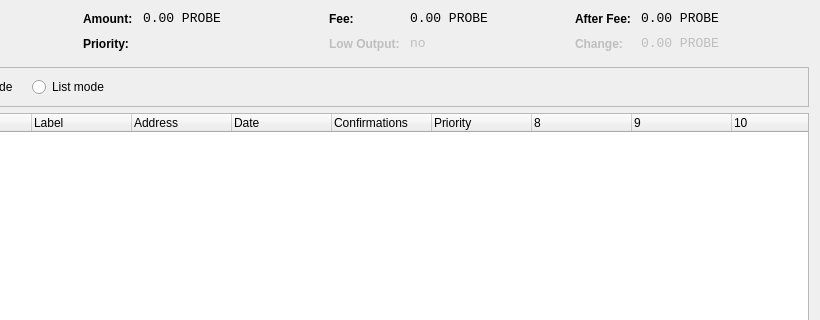
Before: the Qt Designer form src/qt/forms/coincontroldialog.ui in kumacoinproject/kumacoin, drawn with Qt 5; both pictures show x 180 to 1000 and y 0 to 320 of the 1000 by 500 pixel window.
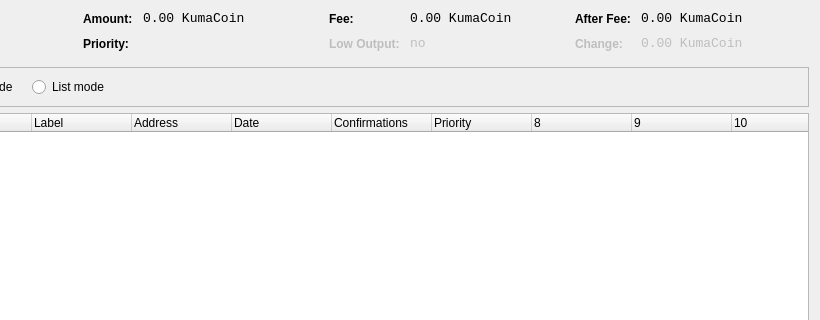
After: the same form once the commit is applied. Custom widgets are drawn as their Qt base class.

Patch:
```diff
--- a/src/qt/forms/coincontroldialog.ui
+++ b/src/qt/forms/coincontroldialog.ui
@@ -141,7 +141,7 @@
           <enum>Qt::ActionsContextMenu</enum>
          </property>
          <property name="text">
-          <string>0.00 PROBE</string>
+          <string>0.00 KumaCoin</string>
          </property>
          <property name="textInteractionFlags">
           <set>Qt::LinksAccessibleByMouse|Qt::TextSelectableByKeyboard|Qt::TextSelectableByMouse</set>
@@ -221,7 +221,7 @@
           <enum>Qt::ActionsContextMenu</enum>
          </property>
          <property name="text">
-          <string>0.00 PROBE</string>
+          <string>0.00 KumaCoin</string>
          </property>
          <property name="textInteractionFlags">
           <set>Qt::LinksAccessibleByMouse|Qt::TextSelectableByKeyboard|Qt::TextSelectableByMouse</set>
@@ -307,7 +307,7 @@
           <enum>Qt::ActionsContextMenu</enum>
          </property>
          <property name="text">
-          <string>0.00 PROBE</string>
+          <string>0.00 KumaCoin</string>
          </property>
          <property name="textInteractionFlags">
           <set>Qt::LinksAccessibleByMouse|Qt::TextSelectableByKeyboard|Qt::TextSelectableByMouse</set>
@@ -345,7 +345,7 @@
           <enum>Qt::ActionsContextMenu</enum>
          </property>
          <property name="text">
-          <string>0.00 PROBE</string>
+          <string>0.00 KumaCoin</string>
          </property>
          <property name="textInteractionFlags">
           <set>Qt::LinksAccessibleByMouse|Qt::TextSelectableByKeyboard|Qt::TextSelectableByMouse</set>
```
